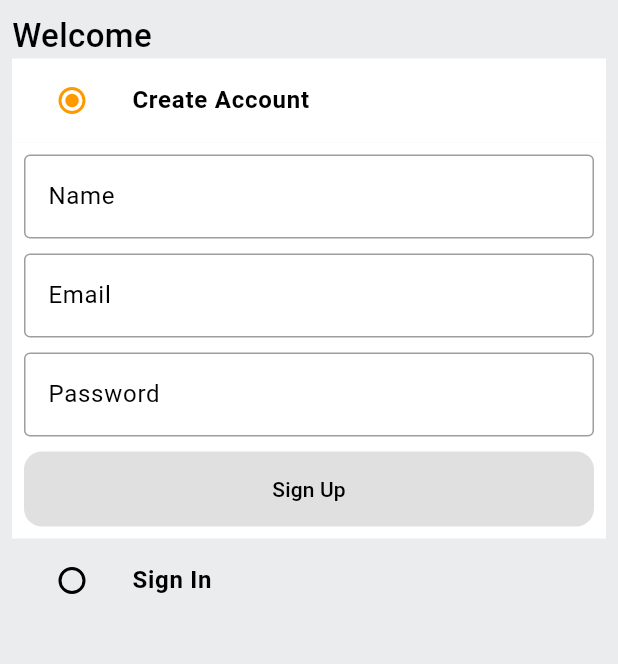
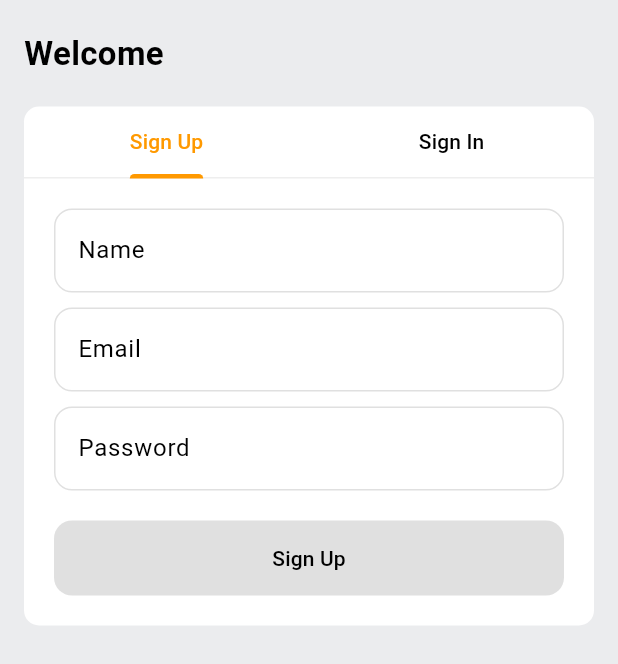
Before and after one commit to satyabratanayak/eshopper, a Flutter app: the screen it shows after launch, on a phone screen of 412 x 824 dp. Shown: the top 664 px of the screen. Run offline on Flutter 3.47's test engine with Material 3 defaults, Android fonts, the phone set to English and light mode, and no system bars; our stand-ins replace badges, cached_network_image, carousel_slider, dotted_border, file_picker, fl_chart and 2 more; missing offline and left inert: cloudinary_public, pay.

Commit message:
Signin and signup page refactor

```diff
--- a/lib/common/widgets/custom_textfield.dart
+++ b/lib/common/widgets/custom_textfield.dart
@@ -6,12 +6,14 @@ class CustomTextField extends StatelessWidget {
   final String hintText;
   final TextInputType textInputType;
   final int maxLines;
+  final bool obscureText;
   const CustomTextField({
     super.key,
     required this.controller,
     required this.hintText,
     this.textInputType = TextInputType.text,
     this.maxLines = 1,
+    this.obscureText = false,
   });
 
   @override
@@ -19,15 +21,20 @@ class CustomTextField extends StatelessWidget {
     return TextFormField(
       controller: controller,
       decoration: InputDecoration(
-          hintText: hintText,
-          border: const OutlineInputBorder(
-              borderSide: BorderSide(
-            color: Colors.black38,
-          )),
-          enabledBorder: const OutlineInputBorder(
-              borderSide: BorderSide(
-            color: Colors.black38,
-          ))),
+        hintText: hintText,
+        border: OutlineInputBorder(
+          borderSide: BorderSide(
+            color: const Color(0xFFE0E0E0),
+          ),
+          borderRadius: BorderRadius.circular(12),
+        ),
+        enabledBorder: OutlineInputBorder(
+          borderSide: BorderSide(
+            color: const Color(0xFFE0E0E0),
+          ),
+          borderRadius: BorderRadius.circular(12),
+        ),
+      ),
       validator: (val) {
         if (val == null || val.isEmpty) {
           return '${StringConstants.enterYour} $hintText';
@@ -36,6 +43,7 @@ class CustomTextField extends StatelessWidget {
       },
       maxLines: maxLines,
       keyboardType: textInputType,
+      obscureText: obscureText,
     );
   }
 }
--- a/lib/constants/string_constants.dart
+++ b/lib/constants/string_constants.dart
@@ -59,6 +59,7 @@ class StringConstants {
   static const password = 'Password';
   static const signUp = 'Sign Up';
   static const signIn = 'Sign In';
+  static const loading = 'Loading...';
   static const accountCreated =
       'Account created! Login with the same credentials!';
   static const search = 'Search Eshopper';
--- a/lib/features/auth/screens/auth_screen.dart
+++ b/lib/features/auth/screens/auth_screen.dart
@@ -5,10 +5,7 @@ import 'package:eshopper/constants/string_constants.dart';
 import 'package:eshopper/features/auth/services/auth_service.dart';
 import 'package:flutter/material.dart';
 
-enum Auth {
-  signin,
-  signup,
-}
+enum Auth { signin, signup }
 
 class AuthScreen extends StatefulWidget {
   static const String routeName = '/auth-screen';
@@ -18,8 +15,9 @@ class AuthScreen extends StatefulWidget {
   State<AuthScreen> createState() => _AuthScreenState();
 }
 
-class _AuthScreenState extends State<AuthScreen> {
-  Auth _auth = Auth.signup;
+class _AuthScreenState extends State<AuthScreen>
+    with SingleTickerProviderStateMixin {
+  late TabController _tabController;
   final _signUpFormKey = GlobalKey<FormState>();
   final _signInFormKey = GlobalKey<FormState>();
   final AuthService authService = AuthService();
@@ -27,50 +25,122 @@ class _AuthScreenState extends State<AuthScreen> {
   final TextEditingController _passwordController = TextEditingController();
   final TextEditingController _nameController = TextEditingController();
 
+  bool isLoading = false;
+  bool isSignupEnabled = false;
+  bool isSigninEnabled = false;
+
+  @override
+  void initState() {
+    super.initState();
+    _tabController = TabController(length: 2, vsync: this);
+    _tabController.addListener(() {
+      setState(() {});
+    });
+    _emailController.addListener(_updateButtonState);
+    _passwordController.addListener(_updateButtonState);
+    _nameController.addListener(_updateButtonState);
+  }
+
+  void _updateButtonState() {
+    final isNameFilled = _nameController.text.isNotEmpty;
+    final isEmailFilled = _emailController.text.isNotEmpty;
+    final isPasswordFilled = _passwordController.text.isNotEmpty;
+
+    setState(() {
+      isSignupEnabled = isNameFilled && isEmailFilled && isPasswordFilled;
+      isSigninEnabled = isEmailFilled && isPasswordFilled;
+    });
+  }
+
+  @override
+  void dispose() {
+    super.dispose();
+    _emailController.dispose();
+    _passwordController.dispose();
+    _nameController.dispose();
+    _tabController.dispose();
+  }
+
+  void signUpUser() async {
+    setState(() => isLoading = true);
+    authService.signUpUser(
+      context: context,
+      email: _emailController.text,
+      password: _passwordController.text,
+      name: _nameController.text,
+    );
+    setState(() => isLoading = false);
+  }
+
+  void signInUser() async {
+    setState(() => isLoading = true);
+    authService.signInUser(
+      context: context,
+      email: _emailController.text,
+      password: _passwordController.text,
+    );
+    setState(() => isLoading = false);
+  }
+
   @override
   Widget build(BuildContext context) {
-    return Scaffold(
+    return GestureDetector(
+      onTap: () => FocusScope.of(context).unfocus(),
+      child: Scaffold(
         backgroundColor: GlobalVariables.greyBackgroundCOlor,
         body: SafeArea(
-        child: Padding(
-          padding: const EdgeInsets.all(8.0),
+          child: SingleChildScrollView(
+            padding: const EdgeInsets.symmetric(horizontal: 16, vertical: 20),
             child: Column(
               crossAxisAlignment: CrossAxisAlignment.start,
+              mainAxisSize: MainAxisSize.min,
               children: [
                 const Text(
                   StringConstants.welcome,
-                style: TextStyle(
-                  fontSize: 22,
-                  fontWeight: FontWeight.w500,
+                  style: TextStyle(fontSize: 22, fontWeight: FontWeight.w600),
+                ),
+                const SizedBox(height: 20),
+                Container(
+                  decoration: BoxDecoration(
+                    color: GlobalVariables.backgroundColor,
+                    borderRadius: BorderRadius.circular(10),
+                  ),
+                  child: Column(
+                    mainAxisSize: MainAxisSize.min,
+                    children: [
+                      TabBar(
+                        controller: _tabController,
+                        labelColor: GlobalVariables.secondaryColor,
+                        unselectedLabelColor: Colors.black,
+                        indicatorColor: GlobalVariables.secondaryColor,
+                        dividerColor: Colors.grey[200],
+                        tabs: const [
+                          Tab(text: StringConstants.signUp),
+                          Tab(text: StringConstants.signIn),
+                        ],
+                      ),
+                      Padding(
+                        padding: const EdgeInsets.all(20),
+                        child: AnimatedSize(
+                          duration: const Duration(milliseconds: 1),
+                          child: (_tabController.index == 0)
+                              ? _buildSignUp()
+                              : _buildSignIn(),
                         ),
                       ),
-              ListTile(
-                tileColor: _auth == Auth.signup
-                    ? GlobalVariables.backgroundColor
-                    : GlobalVariables.greyBackgroundCOlor,
-                title: const Text(
-                  StringConstants.createAccount,
-                  style: TextStyle(
-                    fontWeight: FontWeight.bold,
+                    ],
                   ),
                 ),
-                leading: Radio(
-                  activeColor: GlobalVariables.secondaryColor,
-                  value: Auth.signup,
-                  groupValue: _auth,
-                  onChanged: (Auth? val) {
-                    if (val == null) return;
-                    setState(() {
-                      _auth = val;
-                    });
-                  },
+              ],
             ),
           ),
-              if (_auth == Auth.signup)
-                Container(
-                  padding: const EdgeInsets.all(8),
-                  color: GlobalVariables.backgroundColor,
-                  child: Form(
+        ),
+      ),
+    );
+  }
+
+  Form _buildSignUp() {
+    return Form(
       key: _signUpFormKey,
       child: Column(
         children: [
@@ -82,113 +152,59 @@ class _AuthScreenState extends State<AuthScreen> {
           CustomTextField(
             controller: _emailController,
             hintText: StringConstants.email,
+            textInputType: TextInputType.emailAddress,
           ),
           const SizedBox(height: 10),
           CustomTextField(
             controller: _passwordController,
             hintText: StringConstants.password,
+            obscureText: true,
           ),
-                        const SizedBox(height: 10),
+          const SizedBox(height: 20),
           CustomButton(
-                          text: StringConstants.signUp,
+            text: isLoading ? StringConstants.loading : StringConstants.signUp,
             color: GlobalVariables.secondaryColor,
             onTap: () {
               if (_signUpFormKey.currentState!.validate()) {
                 signUpUser();
               }
             },
-                          isEnabled: _emailController.text.isNotEmpty &&
-                              _passwordController.text.isNotEmpty &&
-                              _nameController.text.isNotEmpty,
-                        )
+            isEnabled: isSignupEnabled && !isLoading,
+          ),
         ],
       ),
-                  ),
-                ),
-              ListTile(
-                tileColor: _auth == Auth.signin
-                    ? GlobalVariables.backgroundColor
-                    : GlobalVariables.greyBackgroundCOlor,
-                title: const Text(
-                  StringConstants.signIn,
-                  style: TextStyle(
-                    fontWeight: FontWeight.bold,
-                  ),
-                ),
-                leading: Radio(
-                  activeColor: GlobalVariables.secondaryColor,
-                  value: Auth.signin,
-                  groupValue: _auth,
-                  onChanged: (Auth? val) {
-                    if (val == null) return;
-                    setState(() {
-                      _auth = val;
-                    });
-                  },
-                ),
-              ),
-              if (_auth == Auth.signin)
-                Container(
-                  padding: const EdgeInsets.all(8),
-                  color: GlobalVariables.backgroundColor,
-                  child: Form(
+    );
+  }
+
+  Form _buildSignIn() {
+    return Form(
       key: _signInFormKey,
       child: Column(
         children: [
           CustomTextField(
             controller: _emailController,
             hintText: StringConstants.email,
+            textInputType: TextInputType.emailAddress,
           ),
           const SizedBox(height: 10),
           CustomTextField(
             controller: _passwordController,
             hintText: StringConstants.password,
+            obscureText: true,
           ),
-                        const SizedBox(height: 10),
+          const SizedBox(height: 20),
           CustomButton(
-                          text: StringConstants.signIn,
+            text: isLoading ? StringConstants.loading : StringConstants.signIn,
             color: GlobalVariables.secondaryColor,
             onTap: () {
               if (_signInFormKey.currentState!.validate()) {
                 signInUser();
               }
             },
-                          isEnabled: _emailController.text.isNotEmpty &&
-                              _passwordController.text.isNotEmpty,
-                        )
-                      ],
-                    ),
-                  ),
+            isEnabled: isSigninEnabled && !isLoading,
           ),
         ],
       ),
-        ),
-      ),
-    );
-  }
-
-  @override
-  void dispose() {
-    super.dispose();
-    _emailController.dispose();
-    _passwordController.dispose();
-    _nameController.dispose();
-  }
-
-  void signInUser() {
-    authService.signInUser(
-      context: context,
-      email: _emailController.text,
-      password: _passwordController.text,
-    );
-  }
-
-  void signUpUser() {
-    authService.signUpUser(
-      context: context,
-      email: _emailController.text,
-      password: _passwordController.text,
-      name: _nameController.text,
     );
   }
 }
```
Lines whose indentation alone changed are shown as unchanged.
